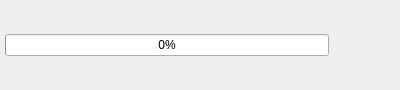
textbrowser/dooble, file 2.x/UI/dooble_downloads_item.ui: the form before one commit.
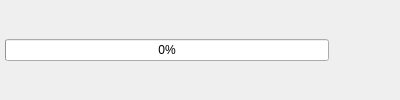
The form after the commit.

```diff
--- a/2.x/UI/dooble_downloads_item.ui
+++ b/2.x/UI/dooble_downloads_item.ui
@@ -7,7 +7,7 @@
     <x>0</x>
     <y>0</y>
     <width>400</width>
-    <height>90</height>
+    <height>100</height>
    </rect>
   </property>
   <property name="windowTitle">
```
